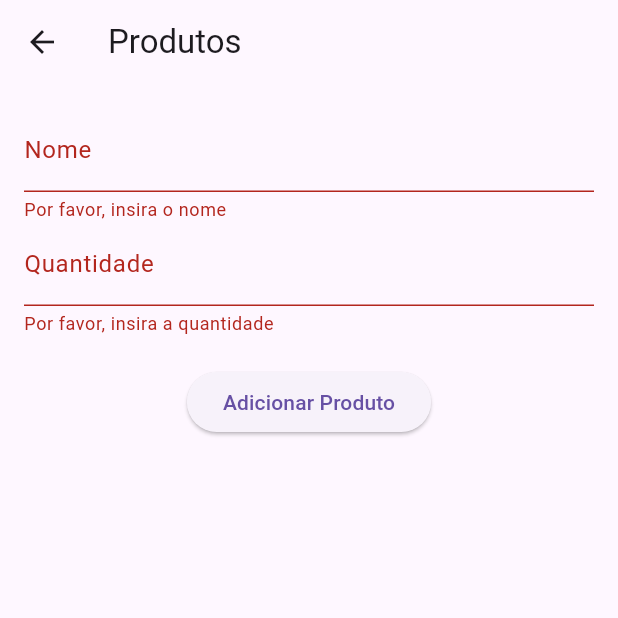
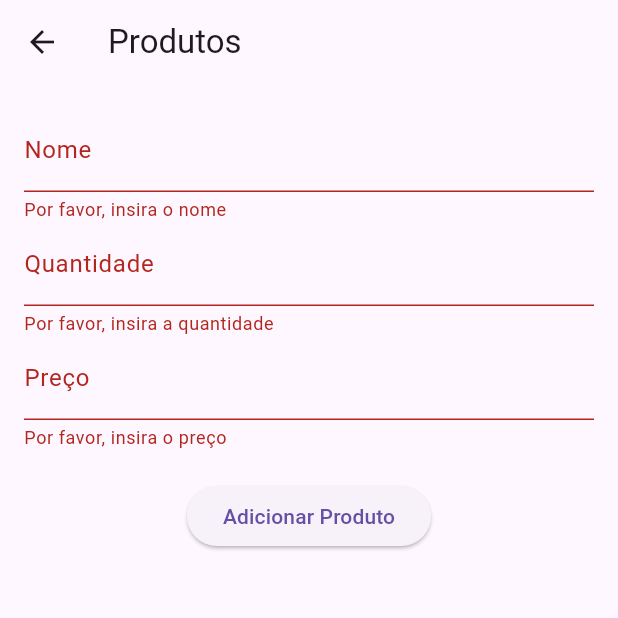
Before and after one commit to yannickRafael/supermercado_flutter, a Flutter app: the ProdutoScreen screen opened directly, after a tap on "Adicionar Produto", on a phone screen of 412 x 824 dp, the top half of it. Run offline on Flutter 3.47's test engine with Material 3 defaults, Android fonts, the phone set to English and light mode, and no system bars; our stand-ins replace sqflite; missing offline and left inert: dart:js_interop; accounts and stored records are empty.

Commit message:
added preco field for produto

```diff
--- a/lib/screens/ProdutoScreen.dart
+++ b/lib/screens/ProdutoScreen.dart
@@ -1,3 +1,5 @@
+import 'dart:js_interop';
+
 import 'package:flutter/material.dart';
 import '../database/DatabaseHelper.dart';
 import '../models/Produto.dart';
@@ -14,6 +16,7 @@ class _ProdutoScreenState extends State<ProdutoScreen> {
   String? _nome;
   int? _quantidade;
   int? _editingProdutoId;
+  double? _preco;
 
   @override
   void initState() {
@@ -32,10 +35,10 @@ class _ProdutoScreenState extends State<ProdutoScreen> {
     if (_formKey.currentState!.validate()) {
       _formKey.currentState!.save();
       if (_editingProdutoId == null) {
-        await dbHelper.createProduto(_nome!, _quantidade!);
+        await dbHelper.createProduto(_nome!, _quantidade!, _preco!);
         //await dbHelper.insertProduto(Produto(id: 0, nome: _nome!, quantidade: _quantidade!));
       } else {
-        await dbHelper.updateProduto(Produto(id: _editingProdutoId!, nome: _nome!, quantidade: _quantidade!));
+        await dbHelper.updateProduto(Produto(id: _editingProdutoId!, nome: _nome!, quantidade: _quantidade!, preco: _preco!));
         _editingProdutoId = null;
       }
       _fetchProdutos();
@@ -91,6 +94,19 @@ class _ProdutoScreenState extends State<ProdutoScreen> {
                       _quantidade = int.tryParse(value!);
                     },
                   ),
+                  TextFormField(
+                    initialValue: _preco?.toString(),
+                    decoration: InputDecoration(labelText: 'Preço'),
+                    validator: (value) {
+                      if (value == null || value.isEmpty) {
+                        return 'Por favor, insira o preço';
+                      }
+                      return null;
+                    },
+                    onSaved: (value) {
+                      _preco = double.tryParse(value!);
+                    },
+                  ),
                   SizedBox(height: 20),
                   ElevatedButton(
                     onPressed: _submitForm,
@@ -105,8 +121,8 @@ class _ProdutoScreenState extends State<ProdutoScreen> {
               itemCount: produtos.length,
               itemBuilder: (context, index) {
                 return ListTile(
-                  title: Text('${produtos[index].nome} | ${produtos[index].id} '),
-                  subtitle: Text('Quantidade: ${produtos[index].quantidade}'),
+                  title: Text('${produtos[index].nome}'),
+                  subtitle: Text('Quantidade: ${produtos[index].quantidade} | ${produtos[index].preco} MZN'),
                   trailing: Row(
                     mainAxisSize: MainAxisSize.min,
                     children: [
```
